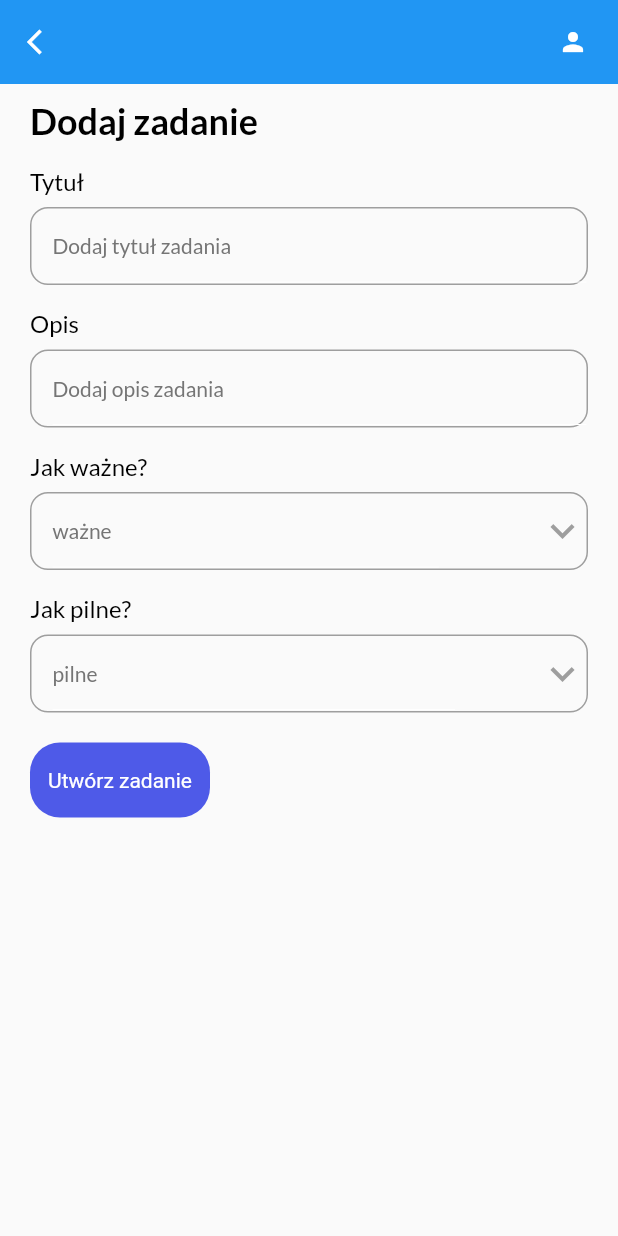
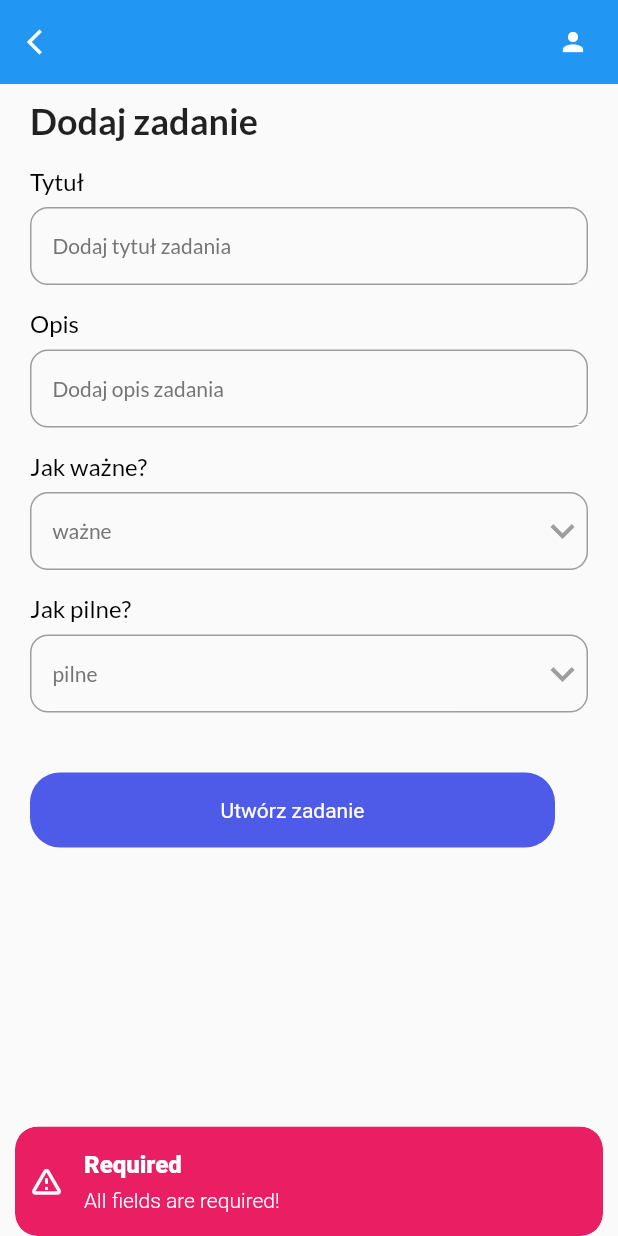
Before and after one commit to uchmielewska/Einsenhover-planner, a Flutter app: the AddTaskPage screen opened directly, after a tap on "Utwórz zadanie", on a phone screen of 412 x 824 dp. Run offline on Flutter 3.47's test engine with Material 2 defaults, Android fonts, the phone set to English and light mode, and no system bars; our stand-ins replace firebase_core, flutter_speed_dial, get, get_storage, google_fonts; accounts and stored records are empty.

```diff
--- a/lib/main.dart
+++ b/lib/main.dart
@@ -1,4 +1,4 @@
-import 'package:eisenhover_planner/ui/home_page.dart';
+import 'package:eisenhover_planner/ui/screens/home_screen.dart';
 import 'package:flutter/material.dart';
 import 'package:get/get_navigation/src/root/get_material_app.dart';
 import 'package:get_storage/get_storage.dart';
--- /dev/null
+++ b/lib/services/firestore_users.dart
@@ -0,0 +1 @@
+const String userId = 'wVinHpDkSJxT7IMeuGRu';
--- a/lib/ui/add_task_bar.dart
+++ b/lib/ui/screens/add_task_screen.dart
@@ -12,6 +12,9 @@ class AddTaskPage extends StatefulWidget {
 }
 
 class _AddTaskPageState extends State<AddTaskPage> {
+  final TextEditingController _titleController = TextEditingController();
+  final TextEditingController _descriptionController = TextEditingController();
+
   String _selectedImportance = "ważne";
   final List<String> _importanceList = ["ważne", "nieważne"];
 
@@ -29,18 +32,39 @@ class _AddTaskPageState extends State<AddTaskPage> {
             crossAxisAlignment: CrossAxisAlignment.start,
             children: [
               Text("Dodaj zadanie", style: headingStyle),
-              const MyInputField(
-                  inputTitle: "Tytuł", placeholder: "Dodaj tytuł zadania"),
-              const MyInputField(
-                  inputTitle: "Opis", placeholder: "Dodaj opis zadania"),
+              MyInputField(
+                  inputTitle: "Tytuł",
+                  placeholder: "Dodaj tytuł zadania",
+                  controller: _titleController),
+              MyInputField(
+                  inputTitle: "Opis",
+                  placeholder: "Dodaj opis zadania",
+                  controller: _descriptionController),
               _importanceSelect(context),
               _prioritySelect(context),
               Container(
-                  padding: const EdgeInsets.only(top: 20),
-                  child: MyButton(label: "Utwórz zadanie", onTap: () => null))
+                  padding: const EdgeInsets.only(top: 40),
+                  child: MyButton(
+                      label: "Utwórz zadanie",
+                      onTap: () => _validateDate(),
+                      isLong: true))
             ],
           ))),
     );
+  }
+
+  _validateDate() {
+    if (_titleController.text.isNotEmpty &&
+        _descriptionController.text.isNotEmpty) {
+      // add to database
+      Get.back();
+    } else if (_titleController.text.isEmpty) {
+      Get.snackbar("Required", "All fields are required!",
+          snackPosition: SnackPosition.BOTTOM,
+          backgroundColor: Colors.pink,
+          colorText: Colors.white,
+          icon: const Icon(Icons.warning_amber_rounded, color: Colors.white));
+    }
   }
 
   _importanceSelect(BuildContext context) {
--- a/lib/ui/theme.dart
+++ b/lib/ui/theme.dart
@@ -26,10 +26,10 @@ TextStyle get subHeadingStyle {
 
 TextStyle get headingStyle {
   return GoogleFonts.lato(
-      textStyle: (TextStyle(
-          fontSize: 24,
-          fontWeight: FontWeight.bold,
-          color: Get.isDarkMode ? Colors.white : Colors.black)));
+      textStyle: (const TextStyle(
+    fontSize: 24,
+    fontWeight: FontWeight.bold,
+  )));
 }
 
 TextStyle get inputTitleStyle {
--- a/lib/ui/widgets/button.dart
+++ b/lib/ui/widgets/button.dart
@@ -5,8 +5,13 @@ import '../theme.dart';
 class MyButton extends StatelessWidget {
   final String label;
   final Function onTap;
+  final bool isLong;
 
-  const MyButton({Key? key, required this.label, required this.onTap})
+  const MyButton(
+      {Key? key,
+      required this.label,
+      required this.onTap,
+      required this.isLong})
       : super(key: key);
 
   @override
@@ -14,7 +19,7 @@ class MyButton extends StatelessWidget {
     return GestureDetector(
       onTap: () => onTap(),
       child: Container(
-        width: 120,
+        width: isLong ? 350 : 120,
         height: 50,
         decoration: BoxDecoration(
             borderRadius: BorderRadius.circular(20), color: primaryClr),
--- a/lib/ui/widgets/input_field.dart
+++ b/lib/ui/widgets/input_field.dart
@@ -46,12 +46,18 @@ class MyInputField extends StatelessWidget {
                             decoration: InputDecoration(
                               hintText: placeholder,
                               hintStyle: placeholderStyle,
-                              focusedBorder: const UnderlineInputBorder(
+                              focusedBorder: UnderlineInputBorder(
                                   borderSide: BorderSide(
-                                      width: 0, color: Colors.white)),
-                              enabledBorder: const UnderlineInputBorder(
+                                      width: 0,
+                                      color: Get.isDarkMode
+                                          ? Colors.black
+                                          : Colors.white)),
+                              enabledBorder: UnderlineInputBorder(
                                   borderSide: BorderSide(
-                                      width: 0, color: Colors.white)),
+                                      width: 0,
+                                      color: Get.isDarkMode
+                                          ? Colors.black
+                                          : Colors.white)),
                             ))),
                     widget == null ? Container() : Container(child: widget)
                   ],
--- a/pubspec.yaml
+++ b/pubspec.yaml
@@ -39,6 +39,7 @@ dependencies:
   intl:
   google_fonts:
   date_picker_timeline:
+  flutter_speed_dial:
 
   get_storage:
   get:
```
Also changed, not shown: lib/ui/home_page.dart (deleted, +0 -100 lines), lib/ui/screens/home_screen.dart (added, +79 -0 lines), lib/ui/screens/plan_day_screen.dart (added, +35 -0 lines), pubspec.lock.
